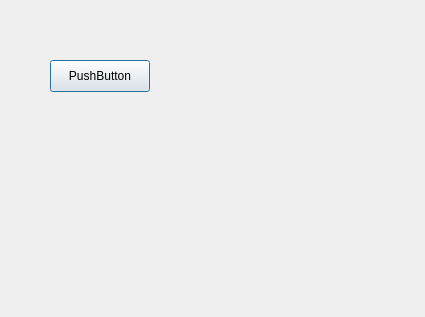
Molara-Lab/Molara, file src/molara/gui/surface_3d_dialog.ui: the form before one commit.
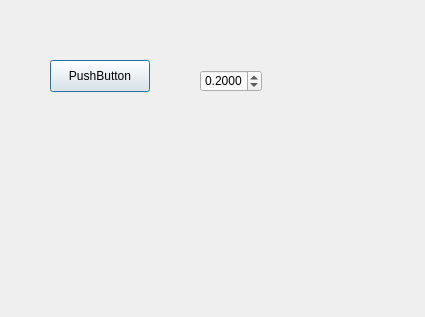
The form after the commit.

Commit message: Add isovalue spinbox

What changed in the file:
```diff
--- a/src/molara/gui/surface_3d_dialog.ui
+++ b/src/molara/gui/surface_3d_dialog.ui
@@ -38,6 +38,28 @@
     <string>PushButton</string>
    </property>
   </widget>
+  <widget class="QDoubleSpinBox" name="isoSpinBox">
+   <property name="geometry">
+    <rect>
+     <x>200</x>
+     <y>70</y>
+     <width>62</width>
+     <height>22</height>
+    </rect>
+   </property>
+   <property name="decimals">
+    <number>4</number>
+   </property>
+   <property name="maximum">
+    <double>1.000000000000000</double>
+   </property>
+   <property name="singleStep">
+    <double>0.005000000000000</double>
+   </property>
+   <property name="value">
+    <double>0.200000000000000</double>
+   </property>
+  </widget>
  </widget>
  <resources/>
  <connections/>
```
The commit also changes 3 other files.
